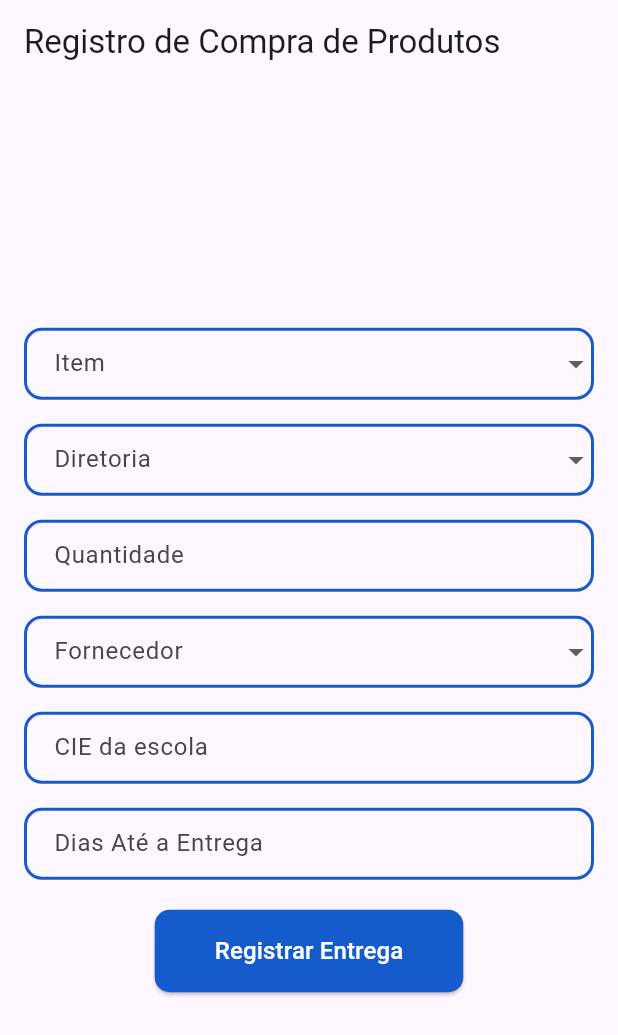
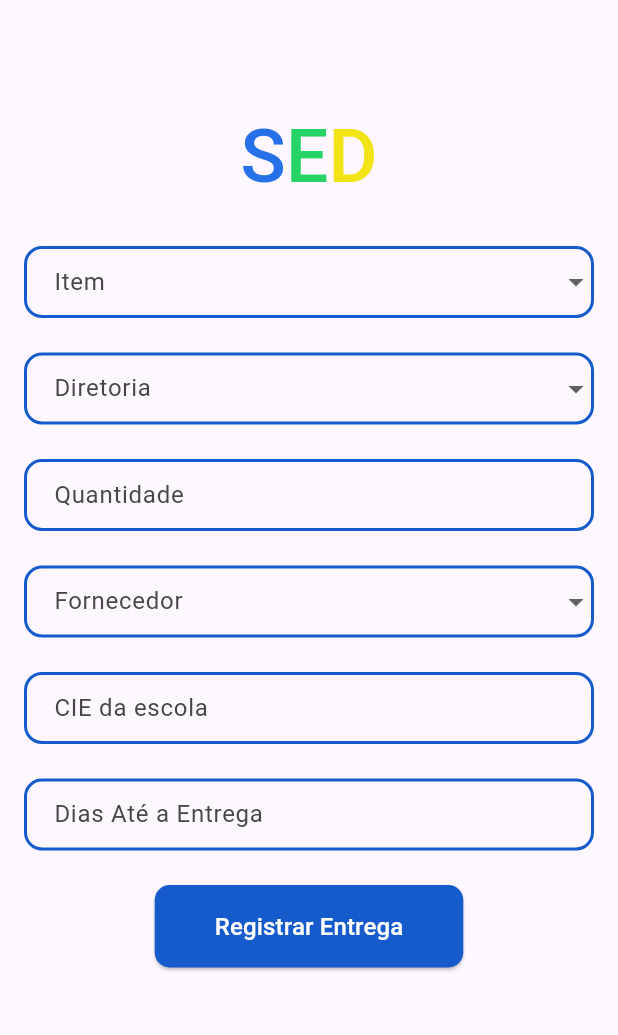
Before and after one commit to Marcelosaadi/flutter_gurizada, a Flutter app: the CadastroEntregaScreen screen opened directly, on a phone screen of 412 x 824 dp. Shown: the top 1035 px of the screen. Run offline on Flutter 3.47's test engine with Material 3 defaults, Android fonts, the phone set to English and light mode, and no system bars; Roboto replaces fonts that are missing (YourFontFamily).

Commit message:
feat: criar_entrega

```diff
--- a/sed/lib/criar_entrega/criar_entrega.dart
+++ b/sed/lib/criar_entrega/criar_entrega.dart
@@ -1,10 +1,5 @@
 import 'package:flutter/material.dart';
-
-void main() {
-  runApp(MaterialApp(
-    home: CadastroEntregaScreen(),
-  ));
-}
+import '../home/components/sedName.dart';
 
 class CadastroEntregaScreen extends StatelessWidget {
   // Adicione uma variável para rastrear a seleção do item
@@ -13,10 +8,15 @@ class CadastroEntregaScreen extends StatelessWidget {
   @override
   Widget build(BuildContext context) {
     return Scaffold(
-      appBar: AppBar(
-        title: Text('Registro de Compra de Produtos'),
+        body: Column(
+            crossAxisAlignment: CrossAxisAlignment
+                .center, // Alinha os filhos horizontalmente ao centro
+            children: [
+          const Padding(
+            padding: EdgeInsets.only(top: 60.0),
+            child: sedName(), // O seu widget customizado centralizado
           ),
-      body: Center(
+          Center(
             child: Padding(
               padding: const EdgeInsets.all(16.0),
               child: Column(
@@ -68,7 +68,7 @@ class CadastroEntregaScreen extends StatelessWidget {
                       );
                     }).toList(),
                   ),
-              SizedBox(height: 16),
+                  SizedBox(height: 23),
 
                   DropdownButtonFormField<String>(
                     decoration: InputDecoration(
@@ -116,7 +116,7 @@ class CadastroEntregaScreen extends StatelessWidget {
                       );
                     }).toList(),
                   ),
-              SizedBox(height: 16),
+                  SizedBox(height: 23),
                   TextField(
                     decoration: InputDecoration(
                       labelText: 'Quantidade',
@@ -138,7 +138,7 @@ class CadastroEntregaScreen extends StatelessWidget {
                       ),
                     ),
                   ),
-              SizedBox(height: 16),
+                  SizedBox(height: 23),
 
                   DropdownButtonFormField<String>(
                     decoration: InputDecoration(
@@ -178,7 +178,7 @@ class CadastroEntregaScreen extends StatelessWidget {
                       );
                     }).toList(),
                   ),
-              SizedBox(height: 16),
+                  SizedBox(height: 23),
                   TextField(
                     decoration: InputDecoration(
                       labelText: 'CIE da escola',
@@ -202,7 +202,7 @@ class CadastroEntregaScreen extends StatelessWidget {
                   ),
                   // Repita o padrão para outros campos de texto...
 
-              SizedBox(height: 16),
+                  SizedBox(height: 23),
                   TextField(
                     decoration: InputDecoration(
                       labelText: 'Dias Até a Entrega',
@@ -226,14 +226,16 @@ class CadastroEntregaScreen extends StatelessWidget {
                   ),
                   // Repita o padrão para outros campos de texto...
 
-              SizedBox(height: 20), // Espaço entre os campos de texto e o botão
+                  SizedBox(
+                      height: 23), // Espaço entre os campos de texto e o botão
 
                   // Botão Personalizado
                   ElevatedButton(
                     style: ElevatedButton.styleFrom(
                       primary: Color.fromARGB(255, 21, 91, 203),
                       onPrimary: Colors.white,
-                  padding: EdgeInsets.symmetric(horizontal: 40, vertical: 16),
+                      padding:
+                          EdgeInsets.symmetric(horizontal: 40, vertical: 16),
                       shape: RoundedRectangleBorder(
                         borderRadius: BorderRadius.circular(10),
                       ),
@@ -241,13 +243,13 @@ class CadastroEntregaScreen extends StatelessWidget {
                     onPressed: () {
                       print('Botão Pressionado');
                     },
-                child:
-                    Text('Registrar Entrega', style: TextStyle(fontSize: 16)),
+                    child: Text('Registrar Entrega',
+                        style: TextStyle(fontSize: 16)),
                   ),
                 ],
               ),
             ),
           ),
-    );
+        ]));
   }
 }
```
Lines whose indentation alone changed are shown as unchanged.
